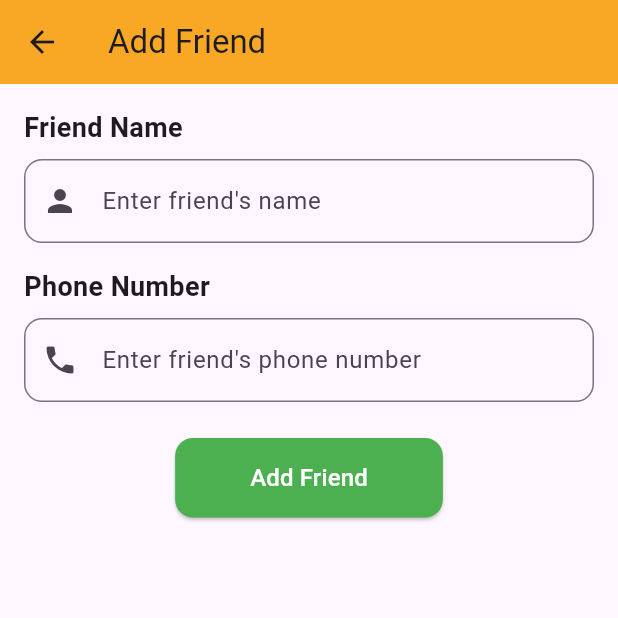
After one commit to Noosh123/hedieaty, a Flutter app: the screen it shows after launch, after a tap on the "person add" icon, on a phone screen of 412 x 824 dp, the top half of it. The commit adds this screen. Run offline on Flutter 3.47's test engine with Material 3 defaults, Android fonts, the phone set to English and light mode, and no system bars; our stand-ins replace firebase_core; accounts and stored records are empty; network calls fail.

Commit message:
Added the addFriend screen
No functionality

```diff
--- a/lib/main.dart
+++ b/lib/main.dart
@@ -1,5 +1,6 @@
 import 'package:flutter/material.dart';
 import 'package:hedieaty/screens/MyEventList_page.dart';
+import 'package:hedieaty/screens/addFriend_page.dart';
 import 'package:hedieaty/screens/addGift.dart';
 import 'package:hedieaty/screens/createEvent_page.dart';
 import 'package:hedieaty/screens/eventlist_page.dart';
@@ -32,6 +33,7 @@ class MyApp extends StatelessWidget {
         '/pledgedgifts':(context) => PledgedGiftsPage(),
         '/createEvent': (context) => CreateEventPage(),
         '/addGift': (context) => createGift(),
+        '/addFriend': (context) => AddFriendScreen(),
 
       },
     );
--- /dev/null
+++ b/lib/screens/addFriend_page.dart
@@ -0,0 +1,127 @@
+import 'package:flutter/material.dart';
+
+class AddFriendScreen extends StatefulWidget {
+  @override
+  _AddFriendScreenState createState() => _AddFriendScreenState();
+}
+
+class _AddFriendScreenState extends State<AddFriendScreen> {
+  final _formKey = GlobalKey<FormState>();
+  final _nameController = TextEditingController();
+  final _phoneController = TextEditingController();
+
+  @override
+  void dispose() {
+    _nameController.dispose();
+    _phoneController.dispose();
+    super.dispose();
+  }
+
+  void _submitForm() {
+    if (_formKey.currentState!.validate()) {
+      // Simulate saving the friend's details
+      print('Name: ${_nameController.text}');
+      print('Phone Number: ${_phoneController.text}');
+
+      // Clear form fields after submission
+      _nameController.clear();
+      _phoneController.clear();
+
+      // Show success message
+      ScaffoldMessenger.of(context).showSnackBar(
+        const SnackBar(content: Text('Friend added successfully!')),
+      );
+    }
+  }
+
+  @override
+  Widget build(BuildContext context) {
+    return Scaffold(
+      appBar: AppBar(
+        backgroundColor: Colors.yellow[800],
+        title: const Text('Add Friend'),
+      ),
+      body: Padding(
+        padding: const EdgeInsets.all(16.0),
+        child: Form(
+          key: _formKey,
+          child: Column(
+            crossAxisAlignment: CrossAxisAlignment.start,
+            children: [
+              // Name Input Field
+              const Text(
+                'Friend Name',
+                style: TextStyle(fontSize: 18, fontWeight: FontWeight.bold),
+              ),
+              const SizedBox(height: 8),
+              TextFormField(
+                controller: _nameController,
+                decoration: InputDecoration(
+                  hintText: 'Enter friend\'s name',
+                  border: OutlineInputBorder(
+                    borderRadius: BorderRadius.circular(12.0),
+                  ),
+                  prefixIcon: const Icon(Icons.person),
+                ),
+                validator: (value) {
+                  if (value == null || value.isEmpty) {
+                    return 'Please enter a name';
+                  }
+                  return null;
+                },
+              ),
+              const SizedBox(height: 16),
+              // Phone Number Input Field
+              const Text(
+                'Phone Number',
+                style: TextStyle(fontSize: 18, fontWeight: FontWeight.bold),
+              ),
+              const SizedBox(height: 8),
+              TextFormField(
+                controller: _phoneController,
+                keyboardType: TextInputType.phone,
+                decoration: InputDecoration(
+                  hintText: 'Enter friend\'s phone number',
+                  border: OutlineInputBorder(
+                    borderRadius: BorderRadius.circular(12.0),
+                  ),
+                  prefixIcon: const Icon(Icons.phone),
+                ),
+                validator: (value) {
+                  if (value == null || value.isEmpty) {
+                    return 'Please enter a phone number';
+                  }
+                  if (!RegExp(r'^[0-9]{10,15}$').hasMatch(value)) {
+                    return 'Enter a valid phone number (10-15 digits)';
+                  }
+                  return null;
+                },
+              ),
+              const SizedBox(height: 24),
+              // Add Friend Button
+              Center(
+                child: ElevatedButton(
+                  onPressed: _submitForm,
+                  style: ElevatedButton.styleFrom(
+                    backgroundColor: Colors.green,
+                    padding: const EdgeInsets.symmetric(
+                      horizontal: 50,
+                      vertical: 15,
+                    ),
+                    shape: RoundedRectangleBorder(
+                      borderRadius: BorderRadius.circular(12.0),
+                    ),
+                  ),
+                  child: const Text(
+                    'Add Friend',
+                    style: TextStyle(fontSize: 16, color: Colors.white),
+                  ),
+                ),
+              ),
+            ],
+          ),
+        ),
+      ),
+    );
+  }
+}
--- a/lib/screens/homepage.dart
+++ b/lib/screens/homepage.dart
@@ -5,13 +5,12 @@ class HomePage extends StatelessWidget {
   Widget build(BuildContext context) {
     return Scaffold(
       appBar: AppBar(
-
         centerTitle: true,
         backgroundColor: Colors.yellow[800],
-        title: Text('Hedieaty'),
+        title: const Text('Hedieaty'),
         actions: [
           IconButton(
-            icon: Icon(Icons.person_pin ,size: 40,),
+            icon: const Icon(Icons.person_pin, size: 40),
             onPressed: () {
               // Navigate to Profile Page
               Navigator.pushNamed(context, '/myprofile');
@@ -25,7 +24,7 @@ class HomePage extends StatelessWidget {
           children: [
             TextField(
               decoration: InputDecoration(
-                prefixIcon: Icon(Icons.search),
+                prefixIcon: const Icon(Icons.search),
                 hintText: 'Search friends...',
                 border: OutlineInputBorder(
                   borderRadius: BorderRadius.circular(12.0),
@@ -39,16 +38,31 @@ class HomePage extends StatelessWidget {
               child: ListView.builder(
                 itemCount: 10, // Replace with dynamic count
                 itemBuilder: (context, index) {
+                  // Simulate upcoming events count
+                  final int upcomingEvents = index % 3; // Example logic
+
                   return Card(
                     child: ListTile(
-                      leading: CircleAvatar(
+                      leading: const CircleAvatar(
                         backgroundImage: NetworkImage(
                           'https://via.placeholder.com/150', // Replace with friend's image URL
                         ),
                       ),
                       title: Text('Friend $index'),
-                      subtitle: Text('Upcoming Events: ${index % 2}'),
-                      trailing: Icon(Icons.arrow_forward),
+                      subtitle: Text('Upcoming Events: $upcomingEvents'),
+                      trailing: Row(
+                        mainAxisSize: MainAxisSize.min,
+                        children: [
+                          if (upcomingEvents > 0)
+                            const Icon(
+                              Icons.circle,
+                              color: Colors.green,
+                              size: 16,
+                            ),
+                          const SizedBox(width: 8),
+                          const Icon(Icons.arrow_forward),
+                        ],
+                      ),
                       onTap: () {
                         // Navigate to Friend's Event List
                         Navigator.pushNamed(context, '/eventlist');
@@ -60,10 +74,9 @@ class HomePage extends StatelessWidget {
             ),
             Container(
               decoration: BoxDecoration(
-                  color: Colors.grey[200],
-                borderRadius: BorderRadius.circular(10)
+                color: Colors.grey[200],
+                borderRadius: BorderRadius.circular(10),
               ),
-
               child: Row(
                 mainAxisAlignment: MainAxisAlignment.spaceAround,
                 children: [
@@ -73,9 +86,9 @@ class HomePage extends StatelessWidget {
                     heroTag: 'addFriend',
                     onPressed: () {
                       // Navigate to Add Friend Page
-                      print('Add Friend');
+                      Navigator.pushNamed(context, '/addFriend');
                     },
-                    child: Icon(Icons.person_add),
+                    child: const Icon(Icons.person_add),
                   ),
                   const SizedBox(height: 16),
                   // FAB for creating a new event
@@ -86,39 +99,17 @@ class HomePage extends StatelessWidget {
                       // Navigate to Create Event Page
                       Navigator.pushNamed(context, '/createEvent');
                     },
-                    child: Icon(Icons.add_card_sharp,color: Colors.white,),
+                    child: const Icon(
+                      Icons.add_card_sharp,
+                      color: Colors.white,
+                    ),
                   ),
                 ],
               ),
-            )
+            ),
           ],
         ),
       ),
-
-      // floatingActionButton: Row(
-      //   mainAxisAlignment: MainAxisAlignment.spaceAround,
-      //   children: [
-      //     // FAB for adding a new friend
-      //     FloatingActionButton(
-      //       heroTag: 'addFriend',
-      //       onPressed: () {
-      //         // Navigate to Add Friend Page
-      //         print('Add Friend');
-      //       },
-      //       child: Icon(Icons.person_add),
-      //     ),
-      //     const SizedBox(height: 16),
-      //     // FAB for creating a new event
-      //     FloatingActionButton(
-      //       heroTag: 'createEvent',
-      //       onPressed: () {
-      //         // Navigate to Create Event Page
-      //         print('Create Event');
-      //       },
-      //       child: Icon(Icons.add_card_sharp),
-      //     ),
-      //   ],
-      // ),
     );
   }
 }
--- a/lib/screens/myProfile_page.dart
+++ b/lib/screens/myProfile_page.dart
@@ -63,7 +63,7 @@ class _ProfilePageState extends State<ProfilePage> {
             // Created Events Section
             ListTile(
               leading: Icon(Icons.event),
-              title: Text('My Created Events'),
+              title: Text('My Events'),
               subtitle: Text('$_createdEventsCount Events'),
               trailing: Icon(Icons.arrow_forward),
               onTap: () {
```
